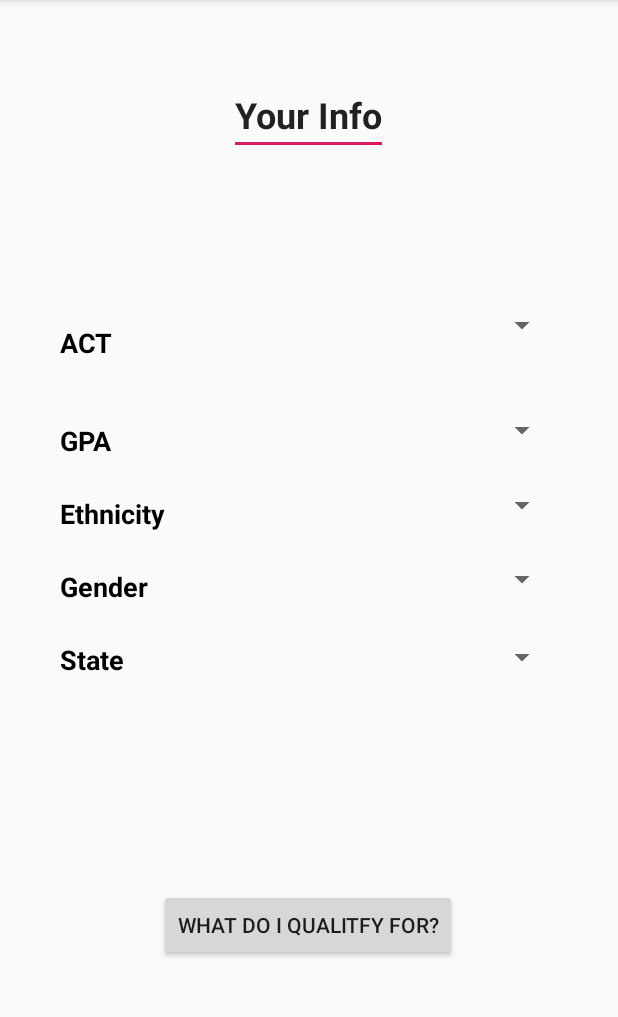
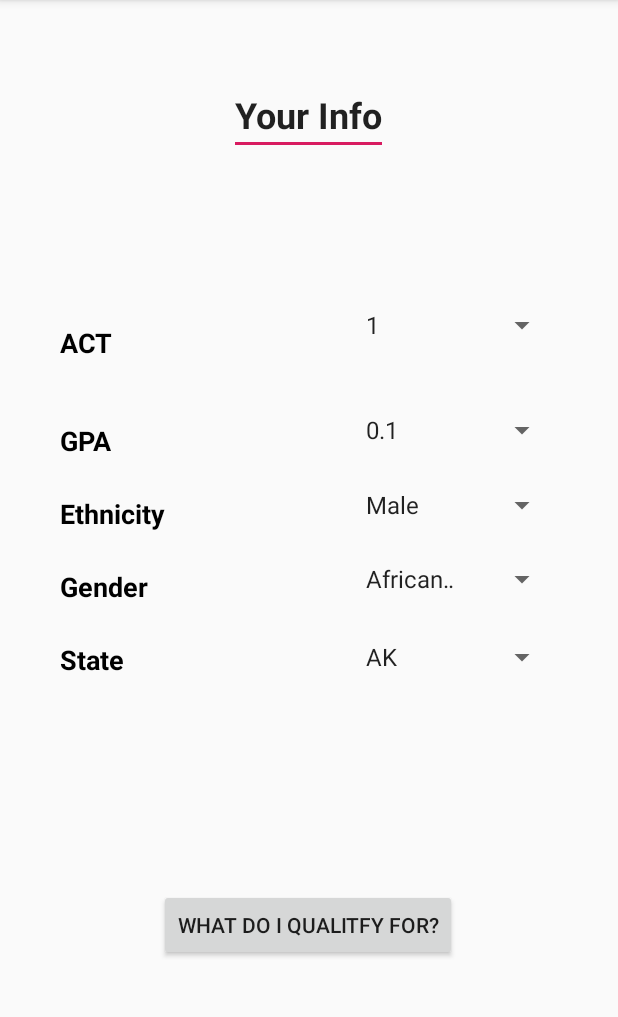
Before and after one commit to guillermo31/ScholarShare, an Android app: the activity_user_input screen opened directly, with no data from a screen before it, on a phone screen of 412 x 824 dp, the part 84-1101 px from its top. Run offline under Robolectric (Android 15) with nearby library versions, the phone set to English and light mode, and no system bars; our stand-ins replace Firebase (no records; nobody signed in at launch, a user with empty details on screens opened directly).

```diff
--- a/app/src/main/java/com/ctecgang/scholarshare/MainActivity.java
+++ b/app/src/main/java/com/ctecgang/scholarshare/MainActivity.java
@@ -28,7 +28,8 @@ public class MainActivity extends AppCompatActivity
             }
         });
 
-        filterButton.setOnClickListener(new View.OnClickListener(){
+        filterButton.setOnClickListener(new View.OnClickListener()
+        {
             @Override
             public void onClick(View v)
             {
@@ -47,7 +48,7 @@ public class MainActivity extends AppCompatActivity
     }
     public void openFilterScreen()
     {
-        Intent intent = new Intent(this, add.class);
+        Intent intent = new Intent(this, activity_user_input.class);
         startActivity(intent);
     }
 
--- a/app/src/main/java/com/ctecgang/scholarshare/User.java
+++ b/app/src/main/java/com/ctecgang/scholarshare/User.java
@@ -19,7 +19,7 @@ public class User
         this.state = "Utah";
 
     }
-    public User(String name, String act, String gender, String gpa, String ethnicity, String state)
+    public User(String act, String gender, String gpa, String ethnicity, String state)
     {
         this.name = name;
         this.act = act;
--- a/app/src/main/java/com/ctecgang/scholarshare/activity_user_input.java
+++ b/app/src/main/java/com/ctecgang/scholarshare/activity_user_input.java
@@ -1,8 +1,13 @@
 package com.ctecgang.scholarshare;
 
+import android.content.Intent;
 import android.support.annotation.NonNull;
 import android.support.v7.app.AppCompatActivity;
 import android.os.Bundle;
+import android.view.View;
+import android.widget.ArrayAdapter;
+import android.widget.Spinner;
+import android.widget.*;
 
 import com.google.firebase.database.DataSnapshot;
 import com.google.firebase.database.DatabaseError;
@@ -12,16 +17,86 @@ import com.google.firebase.database.ValueEventListener;
 
 import java.util.ArrayList;
 
-public class activity_user_input extends AppCompatActivity {
+public class activity_user_input extends AppCompatActivity implements AdapterView.OnItemSelectedListener
+{
 
 
     @Override
-    protected void onCreate(Bundle savedInstanceState) {
+    protected void onCreate(Bundle savedInstanceState)
+    {
         super.onCreate(savedInstanceState);
         setContentView(R.layout.activity_user_input);
 
+        final Spinner actSpinner = findViewById(R.id.ACTDropDown);
+        ArrayAdapter<CharSequence> actAdapter = ArrayAdapter.createFromResource(this, R.array.ACTScores, android.R.layout.simple_spinner_item);
+        actAdapter.setDropDownViewResource(android.R.layout.simple_spinner_dropdown_item);
+        actSpinner.setAdapter(actAdapter);
+        actSpinner.setOnItemSelectedListener(this);
+
+        final Spinner gpaSpinner = findViewById(R.id.GPADropDown);
+        ArrayAdapter<CharSequence> gpaAdapter = ArrayAdapter.createFromResource(this, R.array.GPAList, android.R.layout.simple_spinner_item);
+        gpaAdapter.setDropDownViewResource(android.R.layout.simple_spinner_dropdown_item);
+        gpaSpinner.setAdapter(gpaAdapter);
+        gpaSpinner.setOnItemSelectedListener(this);
+
+        final Spinner ethnicitySpinner = findViewById(R.id.EthnicityDropDown);
+        ArrayAdapter<CharSequence> ethnicityAdapter = ArrayAdapter.createFromResource(this, R.array.genderList, android.R.layout.simple_spinner_item);
+        ethnicityAdapter.setDropDownViewResource(android.R.layout.simple_spinner_dropdown_item);
+        ethnicitySpinner.setAdapter(ethnicityAdapter);
+        ethnicitySpinner.setOnItemSelectedListener(this);
+
+        final Spinner genderSpinner = findViewById(R.id.GenderDropDown);
+        ArrayAdapter<CharSequence> genderAdapter = ArrayAdapter.createFromResource(this, R.array.ethnicityList, android.R.layout.simple_spinner_item);
+        genderAdapter.setDropDownViewResource(android.R.layout.simple_spinner_dropdown_item);
+        genderSpinner.setAdapter(genderAdapter);
+        genderSpinner.setOnItemSelectedListener(this);
+
+        final Spinner stateSpinner = findViewById(R.id.StateDropDown);
+        ArrayAdapter<CharSequence> stateAdapter = ArrayAdapter.createFromResource(this, R.array.stateList, android.R.layout.simple_spinner_item);
+        stateAdapter.setDropDownViewResource(android.R.layout.simple_spinner_dropdown_item);
+        stateSpinner.setAdapter(stateAdapter);
+        stateSpinner.setOnItemSelectedListener(this);
+
+
+
+        Button displayButton = (Button) findViewById(R.id.SearchButton);
+        displayButton.setOnClickListener(new View.OnClickListener(){
+            @Override
+            public void onClick(View v)
+            {
+                String actScore = actSpinner.getSelectedItem().toString();
+                String gpa = gpaSpinner.getSelectedItem().toString();
+                String ethnicity = ethnicitySpinner.getSelectedItem().toString();
+                String gender = genderSpinner.getSelectedItem().toString();
+                String state = stateSpinner.getSelectedItem().toString();
+
+                User thisUser = new User(actScore, gender, gpa, ethnicity, state);
+
+            }
+        });
+
+
+
+
+
+    }
+    public void openDisplayScreen()
+    {
+        Intent intent = new Intent(this, Display.class);
+        startActivity(intent);
+    }
+
+
+
+
+    @Override
+    public void onItemSelected(AdapterView<?> parent, View view, int position, long id)
+    {
 
     }
 
+    @Override
+    public void onNothingSelected(AdapterView<?> parent) {
 
+    }
 }
--- a/app/src/main/java/com/ctecgang/scholarshare/add.java
+++ b/app/src/main/java/com/ctecgang/scholarshare/add.java
@@ -60,6 +60,7 @@ public class add extends AppCompatActivity implements AdapterView.OnItemSelected
         stateSpinner.setOnItemSelectedListener(this);
 
         final EditText name = findViewById(R.id.editText2);
+        final EditText link = findViewById(R.id.editText);
 
 
 
```
